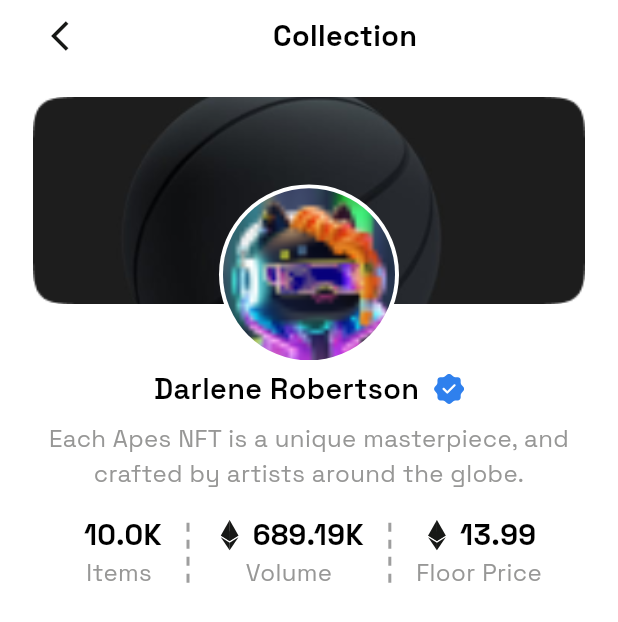
After one commit to ElDaly15/Artify, a Flutter app: the ArtistView screen opened directly, on a phone screen of 412 x 824 dp. The commit adds this screen. Shown: the top 622 px of the screen. Run offline on Flutter 3.47's test engine with Material 3 defaults, Android fonts, the phone set to English and light mode, and no system bars; drawn by our look-alikes of flutter_dash; our stand-ins replace crystal_navigation_bar, device_preview, flutter_svg, get, iconly, smooth_page_indicator.

Commit message:
Add Artist View and related widgets
Added a new `ArtistView` and several related widgets including `ArtistDetailsColumn`, `ArtistViewBody`, `CustomRowOfDetailsColumn`, `RowOfPrices`, `StackOfProfileImageWithBanner`, and `VerticalDashes`. Also, updated `BestArtistCategory` to navigate to `ArtistView` and renamed `CustomAppBarForNftDetails` to `CustomAppBarWithTextAndBackBtm` for better reusability.

```diff
--- a/lib/core/utils/app_images.dart
+++ b/lib/core/utils/app_images.dart
@@ -65,4 +65,8 @@ class Assets {
   /// Assets for imagesShadow
   /// assets/images/Shadow.png
   static const String imagesShadow = "assets/images/Shadow.png";
+
+  /// Assets for imagesVerify
+  /// assets/images/verify.svg
+  static const String imagesVerify = "assets/images/verify.svg";
 }
--- /dev/null
+++ b/lib/featuers/artist/presentation/views/artist_view.dart
@@ -0,0 +1,14 @@
+import 'package:coffee_shop/featuers/artist/presentation/views/widgets/artist_view_body.dart';
+import 'package:flutter/material.dart';
+
+class ArtistView extends StatelessWidget {
+  const ArtistView({super.key});
+
+  @override
+  Widget build(BuildContext context) {
+    return const Scaffold(
+      backgroundColor: Colors.white,
+      body: ArtistViewBody(),
+    );
+  }
+}
--- /dev/null
+++ b/lib/featuers/artist/presentation/views/widgets/artist_details_column.dart
@@ -0,0 +1,52 @@
+import 'package:coffee_shop/core/utils/app_images.dart';
+import 'package:coffee_shop/core/utils/app_styles.dart';
+import 'package:coffee_shop/featuers/artist/presentation/views/widgets/row_of_prices.dart';
+import 'package:flutter/material.dart';
+import 'package:flutter_svg/svg.dart';
+
+class ArtistDetailsColumn extends StatelessWidget {
+  const ArtistDetailsColumn({super.key});
+
+  @override
+  Widget build(BuildContext context) {
+    return Column(
+      children: [
+        Row(
+          mainAxisAlignment: MainAxisAlignment.center,
+          children: [
+            Text(
+              'Darlene Robertson',
+              style: TextStyles.font24SemiBold(context).copyWith(),
+            ),
+            const SizedBox(
+              width: 10,
+            ),
+            SvgPicture.asset(
+              Assets.imagesVerify,
+              height: 20,
+            ),
+          ],
+        ),
+        SizedBox(
+          height: MediaQuery.of(context).size.height * 0.01,
+        ),
+        Center(
+          child: Text(
+            'Each Apes NFT is a unique masterpiece, and crafted by artists around the globe.',
+            style: TextStyles.font20Regular(context)
+                .copyWith(color: const Color(0XFF979796)),
+            textAlign: TextAlign.center,
+          ),
+        ),
+        SizedBox(
+          height: MediaQuery.of(context).size.height * 0.02,
+        ),
+        const RowOfPrices(),
+        SizedBox(
+          height: MediaQuery.of(context).size.height * 0.01,
+        ),
+        const Row(),
+      ],
+    );
+  }
+}
--- /dev/null
+++ b/lib/featuers/artist/presentation/views/widgets/artist_view_body.dart
@@ -0,0 +1,33 @@
+import 'package:coffee_shop/featuers/artist/presentation/views/widgets/artist_details_column.dart';
+import 'package:coffee_shop/featuers/artist/presentation/views/widgets/stack_of_profile_image_with_banner.dart';
+import 'package:coffee_shop/featuers/nft/presentation/views/widgets/custom_app_bar.dart';
+import 'package:flutter/material.dart';
+
+class ArtistViewBody extends StatelessWidget {
+  const ArtistViewBody({super.key});
+
+  @override
+  Widget build(BuildContext context) {
+    return Padding(
+      padding: const EdgeInsets.symmetric(horizontal: 22),
+      child: Column(
+        children: [
+          const SafeArea(
+            child: SizedBox(),
+          ),
+          const CustomAppBarWithTextAndBackBtm(
+            title: 'Collection',
+          ),
+          SizedBox(
+            height: MediaQuery.of(context).size.height * 0.02,
+          ),
+          const StackOfProfileImageWithBanner(),
+          SizedBox(
+            height: MediaQuery.of(context).size.height * 0.052,
+          ),
+          const ArtistDetailsColumn(),
+        ],
+      ),
+    );
+  }
+}
--- /dev/null
+++ b/lib/featuers/artist/presentation/views/widgets/custom_row_of_details_column.dart
@@ -0,0 +1,56 @@
+import 'package:coffee_shop/core/utils/app_images.dart';
+import 'package:coffee_shop/core/utils/app_styles.dart';
+import 'package:flutter/material.dart';
+import 'package:flutter_svg/svg.dart';
+
+class CustomRowOfDetialsColumn extends StatelessWidget {
+  const CustomRowOfDetialsColumn(
+      {super.key,
+      required this.mainTitle,
+      required this.subTitle,
+      required this.isEthSvgAppeared});
+  final String mainTitle, subTitle;
+  final bool isEthSvgAppeared;
+
+  @override
+  Widget build(BuildContext context) {
+    return Column(
+      crossAxisAlignment: CrossAxisAlignment.center,
+      children: [
+        Row(
+          children: [
+            Visibility(
+              visible: isEthSvgAppeared,
+              child: SvgPicture.asset(
+                Assets.imagesEth,
+                height: 22,
+              ),
+            ),
+            const SizedBox(
+              width: 5,
+            ),
+            FittedBox(
+              fit: BoxFit.scaleDown,
+              child: Text(
+                mainTitle,
+                style: TextStyles.font24Bold(context).copyWith(),
+              ),
+            ),
+          ],
+        ),
+        Center(
+          child: FittedBox(
+            fit: BoxFit.scaleDown,
+            child: Text(
+              subTitle,
+              style: TextStyles.font20Regular(context).copyWith(
+                color: const Color(0XFF979796),
+              ),
+              textAlign: TextAlign.center,
+            ),
+          ),
+        ),
+      ],
+    );
+  }
+}
--- /dev/null
+++ b/lib/featuers/artist/presentation/views/widgets/row_of_prices.dart
@@ -0,0 +1,34 @@
+import 'package:coffee_shop/featuers/artist/presentation/views/widgets/custom_row_of_details_column.dart';
+import 'package:coffee_shop/featuers/artist/presentation/views/widgets/vertical_dashes.dart';
+import 'package:flutter/material.dart';
+
+class RowOfPrices extends StatelessWidget {
+  const RowOfPrices({super.key});
+
+  @override
+  Widget build(BuildContext context) {
+    return const Row(
+      children: [
+        Spacer(),
+        CustomRowOfDetialsColumn(
+          mainTitle: '10.0K',
+          subTitle: 'Items',
+          isEthSvgAppeared: false,
+        ),
+        VericalDashes(),
+        CustomRowOfDetialsColumn(
+          mainTitle: '689.19K',
+          subTitle: 'Volume',
+          isEthSvgAppeared: true,
+        ),
+        VericalDashes(),
+        CustomRowOfDetialsColumn(
+          mainTitle: '13.99',
+          subTitle: 'Floor Price',
+          isEthSvgAppeared: true,
+        ),
+        Spacer(),
+      ],
+    );
+  }
+}
--- /dev/null
+++ b/lib/featuers/artist/presentation/views/widgets/stack_of_profile_image_with_banner.dart
@@ -0,0 +1,35 @@
+import 'package:coffee_shop/core/utils/app_images.dart';
+import 'package:flutter/material.dart';
+
+class StackOfProfileImageWithBanner extends StatelessWidget {
+  const StackOfProfileImageWithBanner({super.key});
+
+  @override
+  Widget build(BuildContext context) {
+    return Stack(
+      clipBehavior: Clip.none,
+      children: [
+        const Image(
+          image: AssetImage(Assets.imagesBanner),
+          fit: BoxFit.cover,
+          width: double.infinity,
+        ),
+        Positioned(
+          bottom: -40,
+          right: 0,
+          left: 0,
+          child: CircleAvatar(
+            radius: 60,
+            backgroundColor: Colors.white,
+            child: ClipOval(
+              child: Image.asset(
+                Assets.imagesAvatar,
+                scale: 0.34,
+              ),
+            ),
+          ),
+        ),
+      ],
+    );
+  }
+}
--- /dev/null
+++ b/lib/featuers/artist/presentation/views/widgets/vertical_dashes.dart
@@ -0,0 +1,21 @@
+import 'package:flutter/material.dart';
+import 'package:flutter_dash/flutter_dash.dart';
+
+class VericalDashes extends StatelessWidget {
+  const VericalDashes({super.key});
+
+  @override
+  Widget build(BuildContext context) {
+    return Padding(
+      padding: EdgeInsets.symmetric(
+          horizontal: MediaQuery.of(context).size.width * 0.04),
+      child: const Dash(
+        direction: Axis.vertical,
+        length: 40,
+        dashLength: 6,
+        dashThickness: 2,
+        dashColor: Colors.grey,
+      ),
+    );
+  }
+}
--- a/lib/featuers/home/presentation/views/widgets/best_artist_category.dart
+++ b/lib/featuers/home/presentation/views/widgets/best_artist_category.dart
@@ -1,7 +1,9 @@
 import 'package:coffee_shop/core/utils/app_colors.dart';
 import 'package:coffee_shop/core/utils/app_images.dart';
 import 'package:coffee_shop/core/utils/app_styles.dart';
+import 'package:coffee_shop/featuers/artist/presentation/views/artist_view.dart';
 import 'package:flutter/material.dart';
+import 'package:get/get.dart' as g;
 
 class BestArtistCategory extends StatefulWidget {
   const BestArtistCategory({super.key});
@@ -14,7 +16,13 @@ class _BestArtistCategoryState extends State<BestArtistCategory> {
   bool isFollow = false;
   @override
   Widget build(BuildContext context) {
-    return Row(
+    return GestureDetector(
+      onTap: () {
+        g.Get.to(() => const ArtistView(),
+            transition: g.Transition.fade,
+            duration: const Duration(milliseconds: 400));
+      },
+      child: Row(
         children: [
           ClipOval(
             child: Image.asset(
@@ -62,6 +70,7 @@ class _BestArtistCategoryState extends State<BestArtistCategory> {
             ),
           ),
         ],
+      ),
     );
   }
 }
--- a/lib/featuers/nft/presentation/views/widgets/custom_app_bar.dart
+++ b/lib/featuers/nft/presentation/views/widgets/custom_app_bar.dart
@@ -2,14 +2,13 @@ import 'package:coffee_shop/core/utils/app_colors.dart';
 import 'package:coffee_shop/core/utils/app_styles.dart';
 import 'package:flutter/material.dart';
 
-class CustomAppBarForNftDetails extends StatelessWidget {
-  const CustomAppBarForNftDetails({super.key});
+class CustomAppBarWithTextAndBackBtm extends StatelessWidget {
+  const CustomAppBarWithTextAndBackBtm({super.key, required this.title});
+  final String title;
 
   @override
   Widget build(BuildContext context) {
-    return Padding(
-      padding: const EdgeInsets.symmetric(horizontal: 22),
-      child: Row(
+    return Row(
       children: [
         IconButton(
           iconSize: 24,
@@ -26,12 +25,11 @@ class CustomAppBarForNftDetails extends StatelessWidget {
         ),
         const Spacer(),
         Text(
-            'Detail',
+          title,
           style: TextStyles.font24Bold(context),
         ),
         const Spacer(),
       ],
-      ),
     );
   }
 }
--- a/lib/featuers/nft/presentation/views/widgets/nft_view_body.dart
+++ b/lib/featuers/nft/presentation/views/widgets/nft_view_body.dart
@@ -22,7 +22,12 @@ class NftViewBody extends StatelessWidget {
                     height: 10,
                   ),
                 ),
-                CustomAppBarForNftDetails(),
+                Padding(
+                  padding: EdgeInsets.symmetric(horizontal: 22),
+                  child: CustomAppBarWithTextAndBackBtm(
+                    title: 'Detail',
+                  ),
+                ),
                 SizedBox(
                   height: 10,
                 ),
```
Also changed, not shown: assets/images/verify.svg (added). Lines whose indentation alone changed are shown as unchanged.
